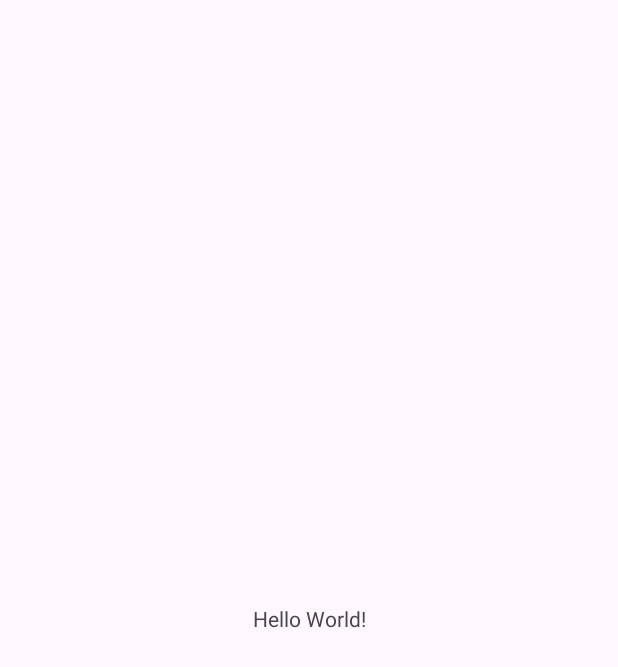
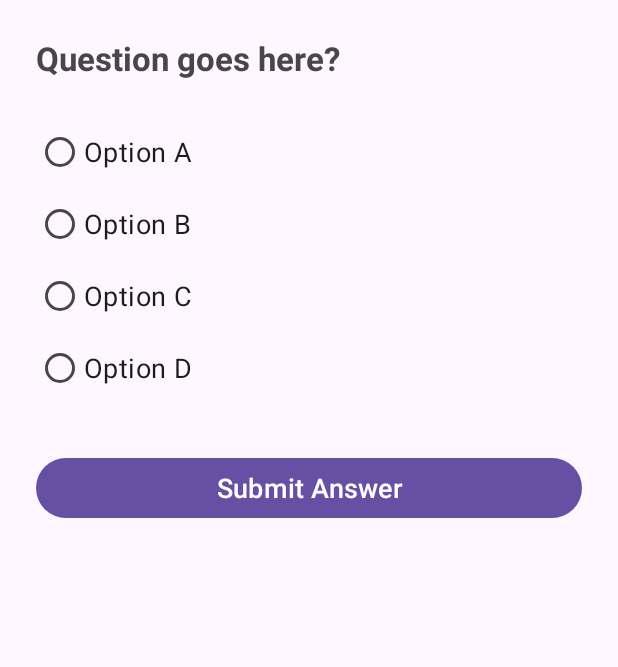
Before and after one commit to 04D-4711/MEME-coach, an Android app: the screen it shows after launch (MainActivity before the commit, QuizActivity after it), on a phone screen of 412 x 824 dp. Before the commit the part shown is almost empty. Shown: the top 667 px of the screen. Run offline under Robolectric (Android 15) with nearby library versions, the phone set to English and light mode, and no system bars.

Commit message:
complete UI skeleton

```diff
--- a/android/app/src/main/AndroidManifest.xml
+++ b/android/app/src/main/AndroidManifest.xml
@@ -21,6 +21,10 @@
                 <category android:name="android.intent.category.LAUNCHER" />
             </intent-filter>
         </activity>
+
+        <activity android:name=".QuizActivity" />
+        <activity android:name=".FeedbackActivity" />
+
     </application>
 
 </manifest>
--- a/android/app/src/main/java/com/example/comp2100hackthon/MainActivity.java
+++ b/android/app/src/main/java/com/example/comp2100hackthon/MainActivity.java
@@ -1,26 +1,17 @@
 package com.example.comp2100hackthon;
 
+import android.content.Intent;
 import android.os.Bundle;
-
-import androidx.activity.EdgeToEdge;
 import androidx.appcompat.app.AppCompatActivity;
-import androidx.core.graphics.Insets;
-import androidx.core.view.ViewCompat;
-import androidx.core.view.WindowInsetsCompat;
 
 public class MainActivity extends AppCompatActivity {
-
     @Override
     protected void onCreate(Bundle savedInstanceState) {
         super.onCreate(savedInstanceState);
-        EdgeToEdge.enable(this);
-        setContentView(R.layout.activity_main);
-        ViewCompat.setOnApplyWindowInsetsListener(findViewById(R.id.main), (v, insets) -> {
-            Insets systemBars = insets.getInsets(WindowInsetsCompat.Type.systemBars());
-            v.setPadding(systemBars.left, systemBars.top, systemBars.right, systemBars.bottom);
-            return insets;
-        });
-        attachments.Image.initialiseStorage(getApplicationContext());
+
+        // 启动后直接跳转到答题页
+        Intent intent = new Intent(this, QuizActivity.class);
+        startActivity(intent);
+        finish(); // 关掉当前空白页
     }
-
 }
--- /dev/null
+++ b/android/app/src/main/java/com/example/comp2100hackthon/QuizActivity.java
@@ -0,0 +1,23 @@
+package com.example.comp2100hackthon;
+
+import android.content.Intent;
+import android.os.Bundle;
+import android.widget.Button;
+import androidx.appcompat.app.AppCompatActivity;
+
+public class QuizActivity extends AppCompatActivity {
+    @Override
+    protected void onCreate(Bundle savedInstanceState) {
+        super.onCreate(savedInstanceState);
+        // 绑定刚才画的答题界面
+        setContentView(R.layout.activity_quiz);
+
+        Button btnSubmit = findViewById(R.id.btnSubmit);
+
+        // 点击提交按钮，跳转到反馈卡页面
+        btnSubmit.setOnClickListener(v -> {
+            Intent intent = new Intent(QuizActivity.this, FeedbackActivity.class);
+            startActivity(intent);
+        });
+    }
+}
--- /dev/null
+++ b/android/app/src/main/res/layout/activity_quiz.xml
@@ -0,0 +1,43 @@
+<?xml version="1.0" encoding="utf-8"?>
+<androidx.constraintlayout.widget.ConstraintLayout
+    xmlns:android="http://schemas.android.com/apk/res/android"
+    xmlns:app="http://schemas.android.com/apk/res-auto"
+    android:layout_width="match_parent"
+    android:layout_height="match_parent"
+    android:padding="24dp">
+
+    <!-- 题目 -->
+    <TextView
+        android:id="@+id/tvQuestion"
+        android:layout_width="match_parent"
+        android:layout_height="wrap_content"
+        android:text="Question goes here?"
+        android:textSize="22sp"
+        android:textStyle="bold"
+        app:layout_constraintTop_toTopOf="parent" />
+
+    <!-- 选项 -->
+    <RadioGroup
+        android:id="@+id/radioGroupOptions"
+        android:layout_width="match_parent"
+        android:layout_height="wrap_content"
+        android:layout_marginTop="24dp"
+        app:layout_constraintTop_toBottomOf="@id/tvQuestion">
+
+        <RadioButton android:id="@+id/option1" android:layout_width="match_parent" android:layout_height="wrap_content" android:text="Option A" android:textSize="18sp"/>
+        <RadioButton android:id="@+id/option2" android:layout_width="match_parent" android:layout_height="wrap_content" android:text="Option B" android:textSize="18sp"/>
+        <RadioButton android:id="@+id/option3" android:layout_width="match_parent" android:layout_height="wrap_content" android:text="Option C" android:textSize="18sp"/>
+        <RadioButton android:id="@+id/option4" android:layout_width="match_parent" android:layout_height="wrap_content" android:text="Option D" android:textSize="18sp"/>
+    </RadioGroup>
+
+    <!-- 提交按钮 -->
+    <Button
+        android:id="@+id/btnSubmit"
+        android:layout_width="match_parent"
+        android:layout_height="wrap_content"
+        android:layout_marginTop="32dp"
+        android:text="Submit Answer"
+        android:textSize="18sp"
+        app:layout_constraintTop_toBottomOf="@id/radioGroupOptions" />
+
+</androidx.constraintlayout.widget.ConstraintLayout>
```
Also changed, not shown: android/app/src/main/java/com/example/comp2100hackthon/FeedbackActivity.java (added, +18 -0 lines), android/app/src/main/res/layout/activity_feedback.xml (added, +79 -0 lines), android/app/src/main/res/drawable/meme_penguin.png (added), android/app/src/main/res/drawable/meme_supportive.png (added), android/app/src/main/res/drawable/meme_teacher.png (added).
